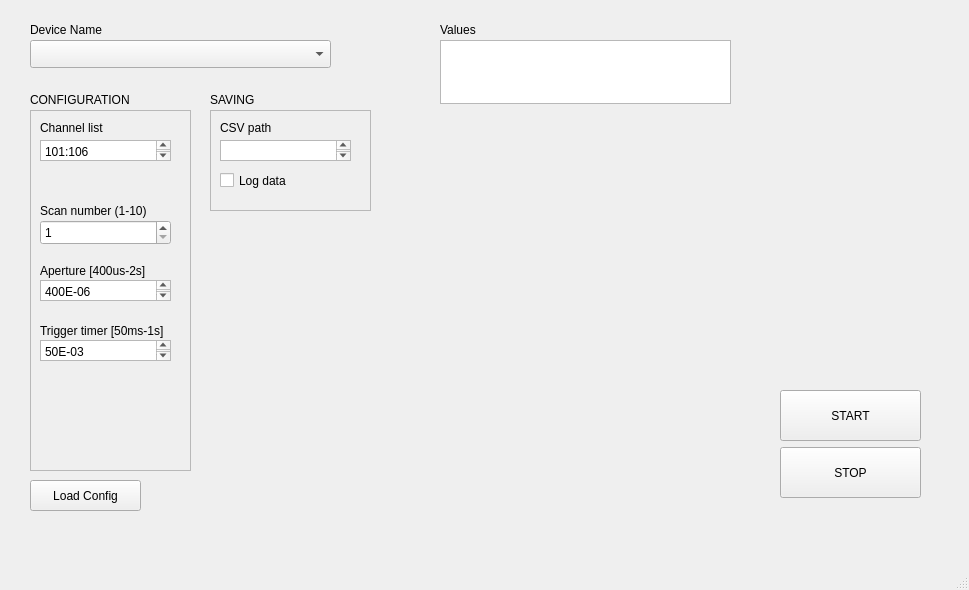
Qt form Python/Keysight34970A/ATIMini40_GUI.ui (IrisDuMutel/ATIMini40_software) before a commit.
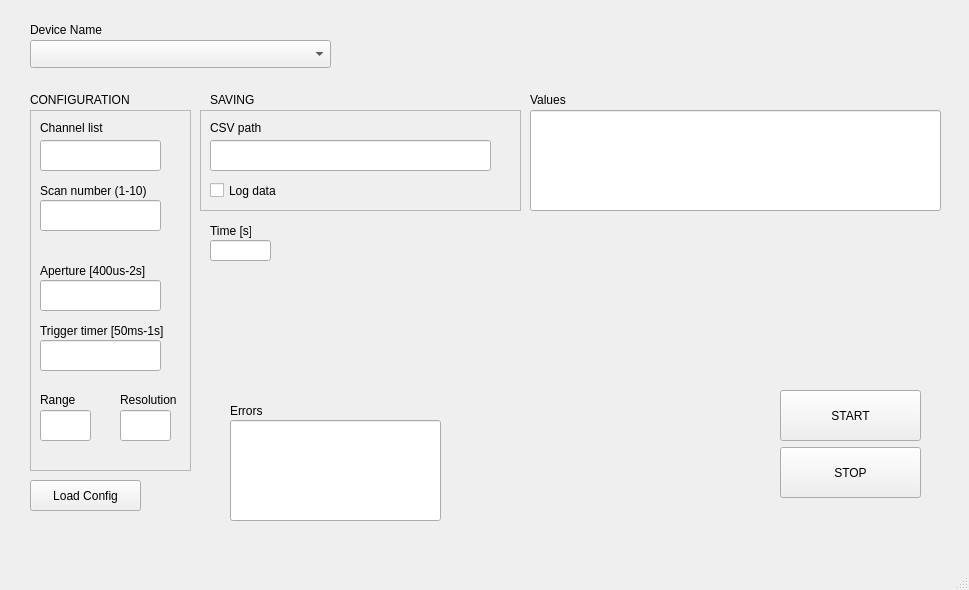
The same form after that commit.

Commit message: GUI crashing in data collection callback

Diff of the .ui file:
```diff
--- a/Python/Keysight34970A/ATIMini40_GUI.ui
+++ b/Python/Keysight34970A/ATIMini40_GUI.ui
@@ -42,27 +42,11 @@
     <property name="frameShadow">
      <enum>QFrame::Raised</enum>
     </property>
-    <widget class="QSpinBox" name="spinBox_ScanNumber">
-     <property name="geometry">
-      <rect>
-       <x>10</x>
-       <y>110</y>
-       <width>131</width>
-       <height>25</height>
-      </rect>
-     </property>
-     <property name="minimum">
-      <number>1</number>
-     </property>
-     <property name="maximum">
-      <number>10</number>
-     </property>
-    </widget>
     <widget class="QLabel" name="label">
      <property name="geometry">
       <rect>
        <x>10</x>
-       <y>90</y>
+       <y>70</y>
        <width>121</width>
        <height>21</height>
       </rect>
@@ -71,35 +55,6 @@
       <string>Scan number (1-10)</string>
      </property>
     </widget>
-    <widget class="QPlainTextEdit" name="apertureTime">
-     <property name="geometry">
-      <rect>
-       <x>10</x>
-       <y>170</y>
-       <width>131</width>
-       <height>21</height>
-      </rect>
-     </property>
-     <property name="plainText">
-      <string>400E-06</string>
-     </property>
-    </widget>
-    <widget class="QPlainTextEdit" name="channelList">
-     <property name="geometry">
-      <rect>
-       <x>10</x>
-       <y>30</y>
-       <width>131</width>
-       <height>21</height>
-      </rect>
-     </property>
-     <property name="lineWidth">
-      <number>1</number>
-     </property>
-     <property name="plainText">
-      <string>101:106</string>
-     </property>
-    </widget>
     <widget class="QLabel" name="label_2">
      <property name="geometry">
       <rect>
@@ -126,19 +81,6 @@
       <string>Aperture [400us-2s]</string>
      </property>
     </widget>
-    <widget class="QPlainTextEdit" name="triggerTimer">
-     <property name="geometry">
-      <rect>
-       <x>10</x>
-       <y>230</y>
-       <width>131</width>
-       <height>21</height>
-      </rect>
-     </property>
-     <property name="plainText">
-      <string>50E-03</string>
-     </property>
-    </widget>
     <widget class="QLabel" name="label_8">
      <property name="geometry">
       <rect>
@@ -152,6 +94,95 @@
       <string>Trigger timer [50ms-1s]</string>
      </property>
     </widget>
+    <widget class="QLabel" name="label_12">
+     <property name="geometry">
+      <rect>
+       <x>10</x>
+       <y>280</y>
+       <width>37</width>
+       <height>20</height>
+      </rect>
+     </property>
+     <property name="text">
+      <string>Range</string>
+     </property>
+    </widget>
+    <widget class="QLabel" name="label_13">
+     <property name="geometry">
+      <rect>
+       <x>90</x>
+       <y>280</y>
+       <width>61</width>
+       <height>20</height>
+      </rect>
+     </property>
+     <property name="text">
+      <string>Resolution</string>
+     </property>
+    </widget>
+    <widget class="QLineEdit" name="textEdit_channelList">
+     <property name="geometry">
+      <rect>
+       <x>10</x>
+       <y>30</y>
+       <width>121</width>
+       <height>31</height>
+      </rect>
+     </property>
+     <property name="text">
+      <string/>
+     </property>
+    </widget>
+    <widget class="QLineEdit" name="textEdit_ScanN">
+     <property name="geometry">
+      <rect>
+       <x>10</x>
+       <y>90</y>
+       <width>121</width>
+       <height>31</height>
+      </rect>
+     </property>
+    </widget>
+    <widget class="QLineEdit" name="textEdit_Aperture">
+     <property name="geometry">
+      <rect>
+       <x>10</x>
+       <y>170</y>
+       <width>121</width>
+       <height>31</height>
+      </rect>
+     </property>
+    </widget>
+    <widget class="QLineEdit" name="textEdit_Trigger">
+     <property name="geometry">
+      <rect>
+       <x>10</x>
+       <y>230</y>
+       <width>121</width>
+       <height>31</height>
+      </rect>
+     </property>
+    </widget>
+    <widget class="QLineEdit" name="textEdit_Range">
+     <property name="geometry">
+      <rect>
+       <x>10</x>
+       <y>300</y>
+       <width>51</width>
+       <height>31</height>
+      </rect>
+     </property>
+    </widget>
+    <widget class="QLineEdit" name="textEdit_Resolution">
+     <property name="geometry">
+      <rect>
+       <x>90</x>
+       <y>300</y>
+       <width>51</width>
+       <height>31</height>
+      </rect>
+     </property>
+    </widget>
    </widget>
    <widget class="QComboBox" name="comboBox_deviceName">
     <property name="geometry">
@@ -205,9 +236,9 @@
    <widget class="QFrame" name="frame_2">
     <property name="geometry">
      <rect>
-      <x>210</x>
+      <x>200</x>
       <y>110</y>
-      <width>161</width>
+      <width>321</width>
       <height>101</height>
      </rect>
     </property>
@@ -217,19 +248,6 @@
     <property name="frameShadow">
      <enum>QFrame::Raised</enum>
     </property>
-    <widget class="QPlainTextEdit" name="path2CSV">
-     <property name="geometry">
-      <rect>
-       <x>10</x>
-       <y>30</y>
-       <width>131</width>
-       <height>21</height>
-      </rect>
-     </property>
-     <property name="lineWidth">
-      <number>1</number>
-     </property>
-    </widget>
     <widget class="QLabel" name="label_6">
      <property name="geometry">
       <rect>
@@ -247,7 +265,7 @@
      <property name="geometry">
       <rect>
        <x>10</x>
-       <y>60</y>
+       <y>70</y>
        <width>101</width>
        <height>21</height>
       </rect>
@@ -256,12 +274,22 @@
       <string>Log data</string>
      </property>
     </widget>
+    <widget class="QLineEdit" name="textEdit_FilePath">
+     <property name="geometry">
+      <rect>
+       <x>10</x>
+       <y>30</y>
+       <width>281</width>
+       <height>31</height>
+      </rect>
+     </property>
+    </widget>
    </widget>
    <widget class="QLabel" name="label_9">
     <property name="geometry">
      <rect>
-      <x>440</x>
-      <y>20</y>
+      <x>530</x>
+      <y>90</y>
       <width>111</width>
       <height>20</height>
      </rect>
@@ -296,14 +324,60 @@
      <string>START</string>
     </property>
    </widget>
-   <widget class="QTextEdit" name="textEdit_values">
+   <widget class="QLabel" name="label_10">
     <property name="geometry">
      <rect>
-      <x>440</x>
-      <y>40</y>
-      <width>291</width>
-      <height>64</height>
+      <x>230</x>
+      <y>400</y>
+      <width>41</width>
+      <height>21</height>
      </rect>
+    </property>
+    <property name="text">
+     <string>Errors</string>
+    </property>
+   </widget>
+   <widget class="QLineEdit" name="lineEdit_Errors">
+    <property name="geometry">
+     <rect>
+      <x>230</x>
+      <y>420</y>
+      <width>211</width>
+      <height>101</height>
+     </rect>
+    </property>
+   </widget>
+   <widget class="QLineEdit" name="lineEdit_Values">
+    <property name="geometry">
+     <rect>
+      <x>530</x>
+      <y>110</y>
+      <width>411</width>
+      <height>101</height>
+     </rect>
+    </property>
+   </widget>
+   <widget class="QLineEdit" name="lineEdit_Time">
+    <property name="geometry">
+     <rect>
+      <x>210</x>
+      <y>240</y>
+      <width>61</width>
+      <height>21</height>
+     </rect>
+    </property>
+   </widget>
+   <widget class="QLabel" name="label_11">
+    <property name="geometry">
+     <rect>
+      <x>210</x>
+      <y>220</y>
+      <width>41</width>
+      <height>21</height>
+     </rect>
+    </property>
+    <property name="text">
+     <string>Time [s]</string>
     </property>
    </widget>
   </widget>
```
The commit also changes 2 other files.
